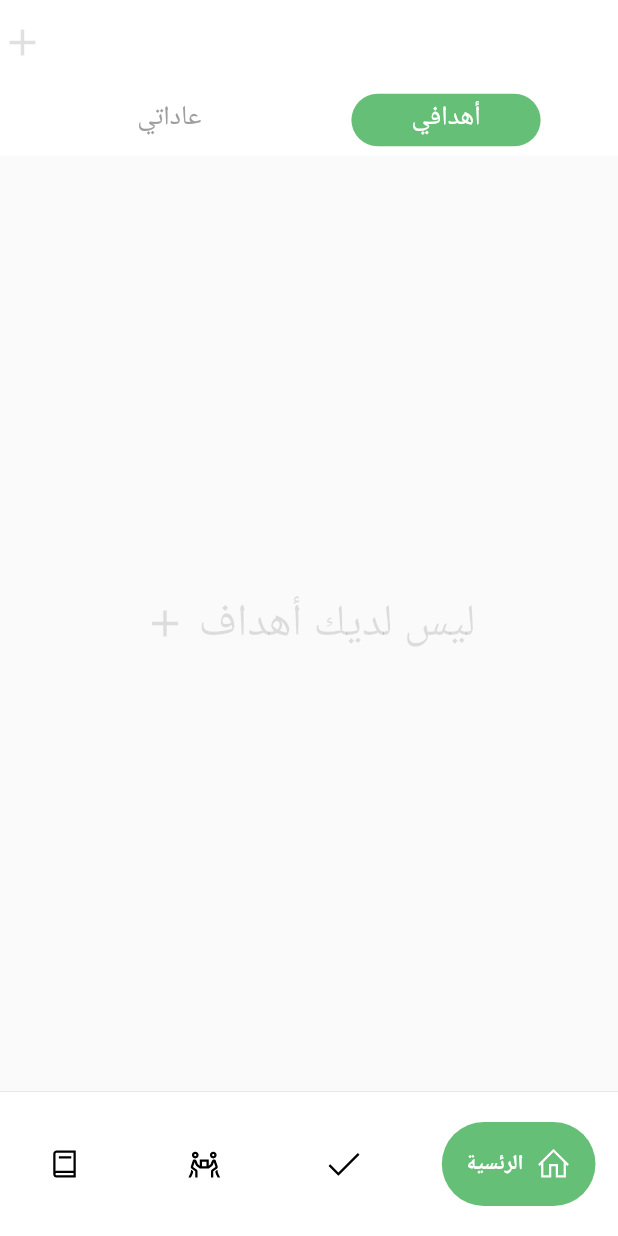
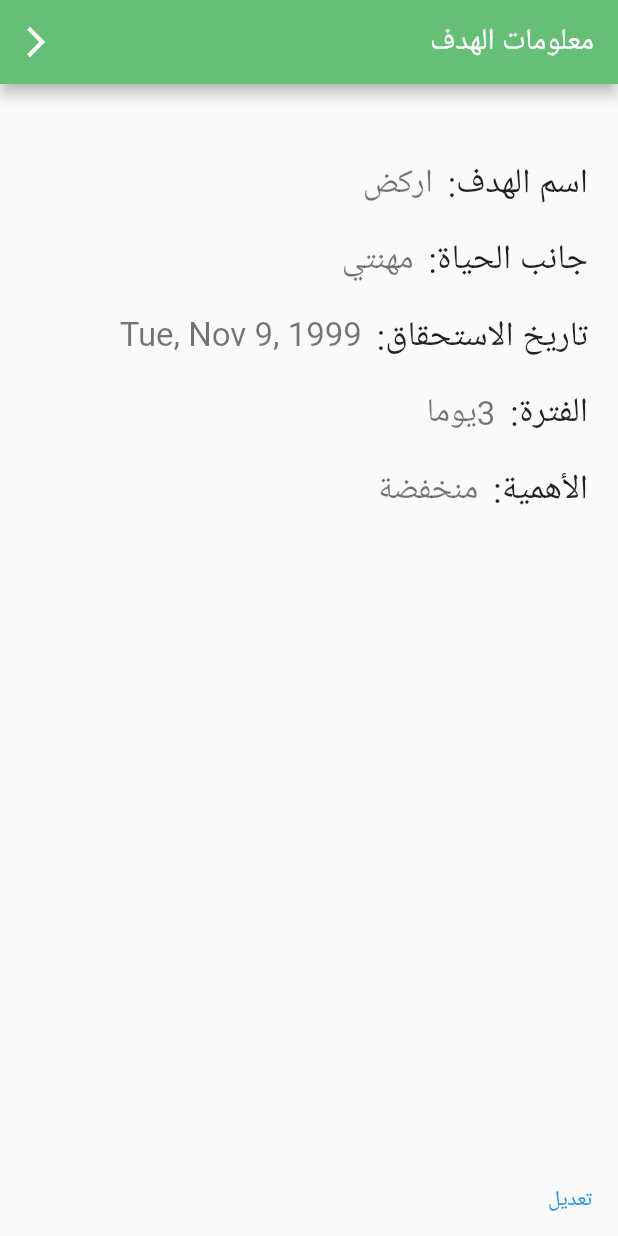
Before and after one commit to reema-21/2022-GP1-13, a Flutter app: the screen it shows after launch, on a phone screen of 412 x 824 dp. Run offline on Flutter 3.47's test engine with Material 2 defaults, Android fonts, the phone set to English and light mode, and no system bars; drawn by our look-alikes of google_nav_bar; our stand-ins replace bubble_tab_indicator, cloud_firestore, date_field, firebase_core, fl_chart, flutter_custom_clippers and 5 more; accounts and stored records are empty; generated files the repository leaves out were written again.

Commit message:
goal details added

```diff
--- a/motazen/lib/add_goal_page/add_goal_screen.dart
+++ b/motazen/lib/add_goal_page/add_goal_screen.dart
@@ -22,12 +22,13 @@ class _AddGoalState extends State<AddGoal> {
   final formKey = GlobalKey<FormState>();
   late String _goalName;
   DateTime? selectedDate;
-
+int goalDuration= 0 ;
   String duration = "فضلاَ،اختر الطريقة الأمثل لحساب فترةالهدف من الأسفل";
   int importance = 0;
   final GlobalKey<ScaffoldState> _scaffoldkey = new GlobalKey<ScaffoldState>();
   final _goalNmaeController = TextEditingController();
   final _dueDateController = TextEditingController();
+  bool isDataSelected = false;
   bool? _checkBox = false;
   bool? _ListtileCheckBox = false;
 
@@ -61,7 +62,13 @@ class _AddGoalState extends State<AddGoal> {
     Aspect? selected =
         await widget.isr.findSepecificAspect(aspectnameInEnglish);
     newgoal.aspect.value = selected;
+if (!isDataSelected){
+newgoal.dueDate = DateTime.utc(1989, 11, 9);
+}
+newgoal.DescriptiveGoalDuration=duration;
+newgoal.goalDuration=goalDuration;
     widget.isr.createGoal(newgoal);
+
 
   }
 
@@ -211,6 +218,8 @@ class _AddGoalState extends State<AddGoal> {
                         onDateSelected: (DateTime value) {
                           selectedDate = value;
                           newgoal.dueDate = value;
+                          isDataSelected = true;
+
                         },
                       ),
                       SizedBox(
@@ -258,7 +267,7 @@ class _AddGoalState extends State<AddGoal> {
                                             .inDays +
                                         1;
                                     duration = durationInNumber.toString();
-                                    newgoal.goalDuration = durationInNumber;
+                                    goalDuration=durationInNumber;
                                     _ListtileCheckBox = false;
                                   }
                                 });
@@ -286,7 +295,7 @@ class _AddGoalState extends State<AddGoal> {
                                             .difference(DateTime.now())
                                             .inDays +
                                         1;
-                                    newgoal.goalDuration = durationInNumber;
+                                    goalDuration=durationInNumber;
 
                                     double numberOfWork =
                                         (durationInNumber / 7);
--- a/motazen/lib/entities/goal.dart
+++ b/motazen/lib/entities/goal.dart
@@ -18,6 +18,7 @@ class Goal {
   late int importance;
   late DateTime dueDate;
   late int goalDuration;
+  late String DescriptiveGoalDuration ;
 
 
 }
--- /dev/null
+++ b/motazen/lib/goals_habits_tab/goal_edit.dart
@@ -0,0 +1,242 @@
+import 'package:flutter/material.dart';
+import 'package:motazen/entities/goal.dart';
+import 'package:motazen/goals_habits_tab/goal_list_screen.dart';
+import 'package:motazen/isar_service.dart';
+
+import 'package:intl/intl.dart' as intl;
+//TODO
+//alertof completion //tasks // getbeck to the list page // goal dependency
+class EditGoal extends StatefulWidget {
+  final IsarService isr;
+  final int goalId;
+  const EditGoal({super.key, required this.isr, required this.goalId});
+
+  @override
+  State<EditGoal> createState() => _EditGoalState();
+}
+
+class _EditGoalState extends State<EditGoal> {
+  final formKey = GlobalKey<FormState>();
+  late String _goalName;
+  DateTime? selectedDate;
+
+  //new code for edit //
+  TextEditingController displayGoalNameControlller = TextEditingController();
+  String goalAspect = ""; //for the dropMenu A must
+  int importance = 0;//for the importance if any
+  int goalDuration =0  ;
+  String goalDurationDescription = "-";
+  String goalImportanceDescription = "-";
+  DateTime temGoalDataTime =DateTime.utc(1989, 11, 9);
+  String dueDataDescription = "";
+  Goal? goal = Goal();
+  bool isLoading = false;
+  bool weekisSelected = false;
+  bool daysisSelected = true ;
+
+
+  @override
+  void initState() {
+    super.initState();
+   getGoalInformation();
+    // might be deleted .
+  }
+  getGoalInformation() async{
+    goal = await widget.isr.getSepecificGoal(widget.goalId);
+
+   setState(() {
+      displayGoalNameControlller.text = goal!.titel;
+    print(displayGoalNameControlller.text);
+    goalAspect = goal!.aspect.value!.name;
+    print (goalAspect);
+ switch(goalAspect){
+        case "money and finances":
+          goalAspect ="أموالي";
+          break;
+        case "Fun and Recreation":
+         goalAspect ="متعتي";
+          break;
+        case "career":
+          goalAspect ="مهنتي";
+          break;
+        case "Significant Other":
+         goalAspect ="علاقاتي";
+          break;
+        case "Physical Environment":
+         goalAspect ="بيئتي";
+          break;
+        case "Personal Growth":
+          goalAspect ="ذاتي";
+          break;
+
+        case "Health and Wellbeing":
+        goalAspect ="صحتي";
+          break;
+        case "Family and Friends":
+         goalAspect ="عائلتي وأصدقائي";
+          break;
+      }
+    //take the otherfeild incase there we not noll
+if(goal!.dueDate.compareTo(temGoalDataTime)==0){
+  dueDataDescription = "لايوجد تاريخ استحقاق";
+}else{
+  temGoalDataTime = goal!.dueDate;
+  dueDataDescription= intl.DateFormat.yMMMEd().format(temGoalDataTime);
+}
+importance = goal!.importance;
+
+switch(importance){
+  case 1 :
+  goalImportanceDescription = "منخفضة";
+  break;
+  case 2 :
+  goalImportanceDescription = "متوسطة";
+
+  break;
+  case 3 :
+  goalImportanceDescription = "مرتفعة";
+
+  break;
+}
+
+goalDuration= goal!.goalDuration;
+goalDurationDescription= goal!.DescriptiveGoalDuration;
+
+if (goalDuration != 0 ){
+  if (goalDurationDescription.contains("أسبوع")){
+    weekisSelected = true;
+
+  }else{
+    daysisSelected = true ;
+  }
+   }});
+  }
+
+
+
+
+
+
+  @override
+  Widget build(BuildContext context) {
+    // TODO: implement build
+   return MaterialApp(
+      home: Directionality(
+        textDirection: TextDirection.rtl,
+        child: Scaffold(
+            appBar: AppBar(
+              backgroundColor: const Color(0xFF66BF77),
+              title: const Text(
+                "معلومات الهدف",
+                style: TextStyle(color: Colors.white),
+              ),
+              actions: [
+                IconButton(
+                    // ignore: prefer_const_constructors
+                    icon: Icon(Icons.arrow_back_ios_new, color: Colors.white),
+                    onPressed: ()  {
+
+                         Navigator.push(context, MaterialPageRoute(builder: (context) {return GoalListScreen(isr: widget.isr);
+
+                    }));})
+              ],
+            ),
+            body: Stack(children: [
+              Container(
+                                padding: const EdgeInsets.all(20),
+child: ListView(
+  children: [
+    SizedBox(
+      height: 30,
+    ),
+Row(children: [
+  Container(
+    child: Text("اسم الهدف:",style: TextStyle(fontSize: 23),),
+  ),
+  SizedBox(width: 10,),
+  Container(
+    child: Text(displayGoalNameControlller.text,style: TextStyle(fontSize: 22 ,color: Colors.black54),),
+  )
+],),
+SizedBox(
+      height: 20,
+    ),
+Row(children: [
+  Container(
+    child: Text("جانب الحياة:",style: TextStyle(fontSize: 23),),
+  ),
+  SizedBox(width: 10,),
+  Container(
+    child: Text(goalAspect,style: TextStyle(fontSize: 22 ,color: Colors.black54),),
+  )
+],),
+SizedBox(
+      height: 20,
+    ),
+Row(children: [
+  Container(
+    child: Text("تاريخ الاستحقاق:",style: TextStyle(fontSize: 23),),
+  ),
+  SizedBox(width: 10,),
+  Container(
+    child: Text(dueDataDescription,style: TextStyle(fontSize: 22 ,color: Colors.black54),),
+  )
+],),
+SizedBox(
+      height: 20,
+    ),
+Row(children: [
+  Container(
+    child: Text("الفترة:",style: TextStyle(fontSize: 23),),
+  ),
+  SizedBox(width: 10,),
+  Container(
+    child: Text(goalDurationDescription,style: TextStyle(fontSize: 22 ,color: Colors.black54),),
+  )
+],),
+SizedBox(
+      height: 20,
+    ),
+Row(children: [
+  Container(
+    child: Text("الأهمية:",style: TextStyle(fontSize: 23),),
+  ),
+  SizedBox(width: 10,),
+  Container(
+    child: Text(goalImportanceDescription,style: TextStyle(fontSize: 22 ,color: Colors.black54),),
+  )
+],),
+  ],
+),
+              ),
+            ]),
+            bottomSheet: TextButton(
+                child: const Text("تعديل"),
+                onPressed: () {
+
+                  }
+
+      ))
+
+      ));
+  }
+
+//   Widget buildTextField(String labelText ,String placeholder){
+//     return Padding(padding: EdgeInsets.only(bottom: 30),
+
+//     child: TextField(
+//       decoration: InputDecoration(
+//         contentPadding: EdgeInsets.only(bottom: 5 ),
+//         labelText:labelText,
+//         floatingLabelBehavior:FloatingLabelBehavior.always,
+// hintText: placeholder,
+// hintStyle: TextStyle
+
+//       ),
+//     ),
+
+
+
+//     );
+//   }
+}
--- a/motazen/lib/goals_habits_tab/goal_list_screen.dart
+++ b/motazen/lib/goals_habits_tab/goal_list_screen.dart
@@ -128,6 +128,10 @@ class _GoalListScreenState extends State<GoalListScreen> {
                 return Container(
                   decoration:BoxDecoration(borderRadius: BorderRadius.circular(10)),
                   margin: const EdgeInsets.only(bottom:4),
+                  child: GestureDetector(
+                    onTap: () {
+
+                    },
                     child: Card(
                       elevation: 3,
                       // here is the code of each item you have
@@ -165,6 +169,7 @@ class _GoalListScreenState extends State<GoalListScreen> {
                         ),
 
                     ),
+                  ),
                 );
               });
         } else {
--- a/motazen/lib/isar_service.dart
+++ b/motazen/lib/isar_service.dart
@@ -145,6 +145,12 @@ class IsarService {
     return await isar.aspects.where().filter().nameEqualTo(name).findFirst();
   }
 
+   Future<Goal?> getSepecificGoal(int id ) async {
+    final isar = await db;
+    return await isar.goals.where().filter().idEqualTo(id).findFirst();
+  }
+
+
   //updates the value of isSelected to true
   void selectAspect(String name) async {
     final isar = await db;
--- a/motazen/lib/main.dart
+++ b/motazen/lib/main.dart
@@ -4,6 +4,7 @@ import 'package:motazen/add_goal_page/get_chosen_aspect.dart';
 import 'package:motazen/data/data.dart';
 import 'package:motazen/entities/aspect.dart';
 import 'package:motazen/entities/habit.dart';
+import 'package:motazen/goals_habits_tab/goal_edit.dart';
 import 'package:motazen/isar_service.dart';
 import 'package:flutter/material.dart';
 import 'package:firebase_core/firebase_core.dart';
@@ -12,7 +13,6 @@ import 'package:provider/provider.dart';
 import 'add_goal_page/add_goal_screen.dart';
 import 'entities/goal.dart';
 import 'firebase_options.dart';
-import 'goals_habits_tab/goal_habits_pages.dart';
 
 Future main() async {
   WidgetsFlutterBinding.ensureInitialized();
@@ -51,36 +51,36 @@ Future main() async {
   health.iconDirection=false;
   iser.createAspect(health);
 
-  // Goal x = Goal();
-   Aspect? y = await iser.findSepecificAspect("career");
-  // x.aspect.value = y;
-  // x.dueDate = DateTime.utc(1989, 11, 9);
-  // x.duration = "3 days";
-  // x.goalDuration = "ds";
-  // x.titel = "اركض ";
-  // x.importance = 1;
-  // x.goalDuration = "3month";
-  // x.goalDependency.value = x;
+  Goal x = Goal();
+  Aspect? y = await iser.findSepecificAspect("career");
+  x.aspect.value = y;
+  x.dueDate = DateTime.utc(1999, 11, 9);
+  x.DescriptiveGoalDuration = "3يوما";
+  x.goalDuration = 89;
+  x.titel = "اركض ";
+  x.importance = 1;
+  x.goalDependency.value = x;
 
-  // iser.createGoal(x);
 
-  Habit yi = Habit();
-  yi.aspect.value = y;
-  yi.titel = "صحتي هي حياتي ";
-  yi.frequency = "3 times a day ";
-  iser.createHabit(yi);
-  Habit ji = Habit();
-  Aspect? k = await iser.findSepecificAspect("Health and Wellbeing");
+  iser.createGoal(x);
 
-  ji.aspect.value = k;
-  ji.titel = "صحتي هي rgfd حياتي ";
-  ji.frequency = "3 times a day ";
-  iser.createHabit(ji);
+  // Habit yi = Habit();
+  // yi.aspect.value = y;
+  // yi.titel = "صحتي هي حياتي ";
+  // yi.frequency = "3 times a day ";
+  // iser.createHabit(yi);
+  // Habit ji = Habit();
+  // Aspect? k = await iser.findSepecificAspect("Health and Wellbeing");
+
+  // ji.aspect.value = k;
+  // ji.titel = "صحتي هي rgfd حياتي ";
+  // ji.frequency = "3 times a day ";
+  // iser.createHabit(ji);
 
   runApp(ChangeNotifierProvider<WheelData>(
       create: (_) => WheelData(),
       child: MaterialApp(
           debugShowCheckedModeBanner: false,
-          home: Goals_habit(iser: iser,
+          home: EditGoal(isr: iser,goalId: 1,
               )))); // my widget // the one where i will create the quastion list .
 }
--- a/motazen/pubspec.yaml
+++ b/motazen/pubspec.yaml
@@ -30,6 +30,7 @@ dependencies:
   date_field: ^3.0.1
   flutter_rating_bar: ^4.0.1
   rflutter_alert: ^2.0.4
+  intl: ^0.17.0
 
 
 dev_dependencies:
```
Also changed, not shown: motazen/lib/entities/goal.g.dart, motazen/lib/goals_habits_tab/goal_details.dart (added), motazen/pubspec.lock. Lines whose indentation alone changed are shown as unchanged.
